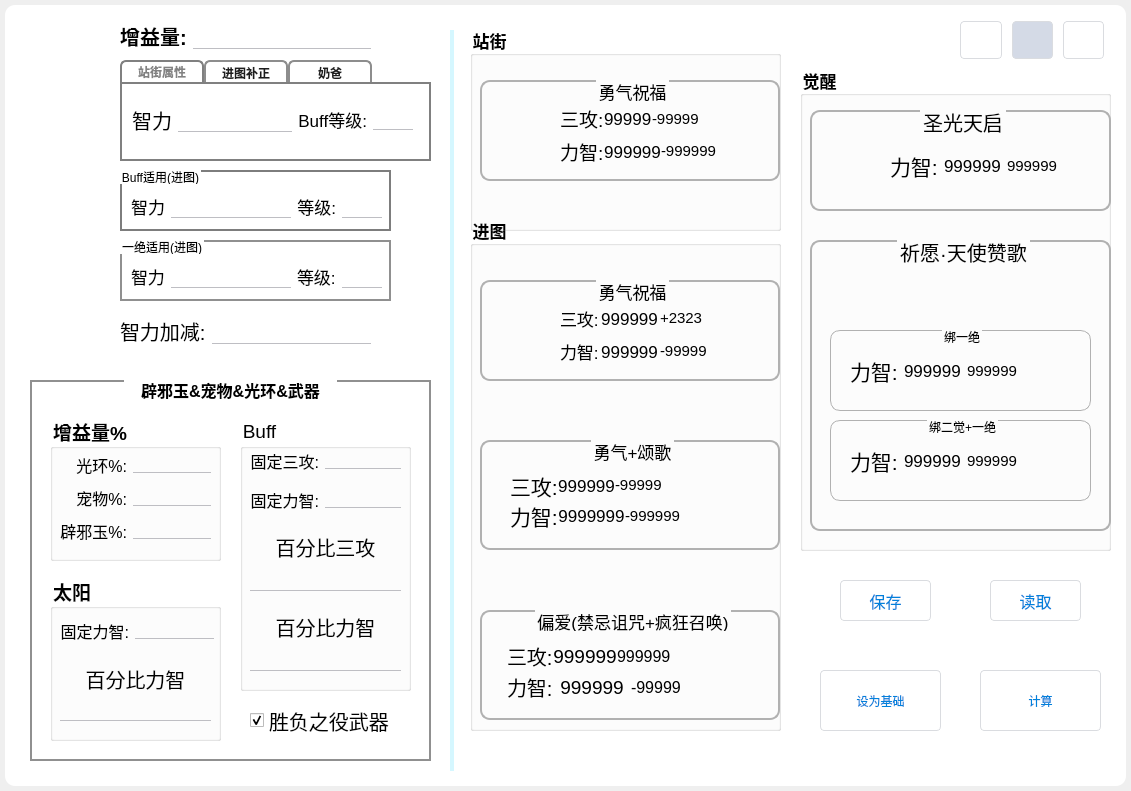
Above: uncompiled/UI.ui from Vixiu/count_buff before the change. Below: the same form after it.
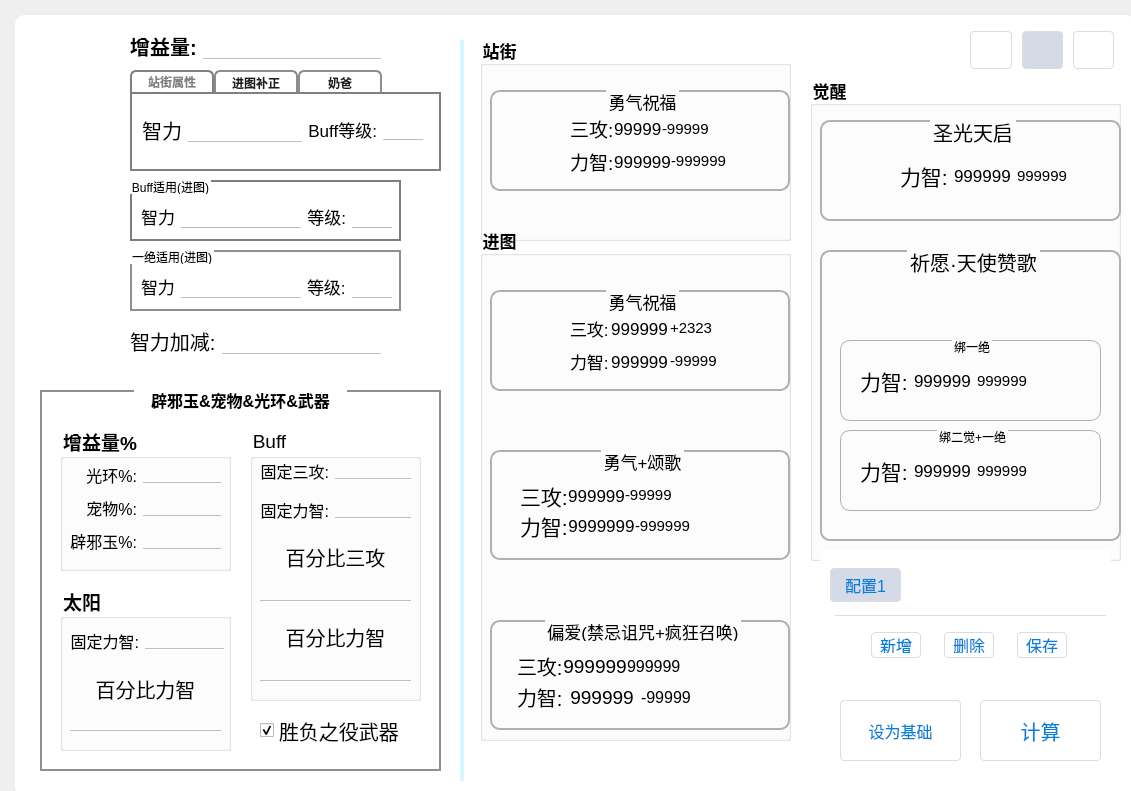
That is the form after the change. Icons and pictures are not drawn.

Commit message: 读取与保存

The edit to the form file:
```diff
--- a/uncompiled/UI.ui
+++ b/uncompiled/UI.ui
@@ -31,8 +31,8 @@
    </property>
    <property name="geometry">
     <rect>
-     <x>0</x>
-     <y>0</y>
+     <x>10</x>
+     <y>10</y>
      <width>1131</width>
      <height>791</height>
     </rect>
@@ -144,12 +144,19 @@
    <widget class="QPushButton" name="button_count">
     <property name="geometry">
      <rect>
-      <x>980</x>
-      <y>670</y>
+      <x>970</x>
+      <y>690</y>
       <width>121</width>
       <height>61</height>
      </rect>
     </property>
+    <property name="font">
+     <font>
+      <pointsize>15</pointsize>
+      <weight>50</weight>
+      <bold>false</bold>
+     </font>
+    </property>
     <property name="text">
      <string>计算</string>
     </property>
@@ -160,12 +167,19 @@
     </property>
     <property name="geometry">
      <rect>
-      <x>820</x>
-      <y>670</y>
+      <x>830</x>
+      <y>690</y>
       <width>121</width>
       <height>61</height>
      </rect>
     </property>
+    <property name="font">
+     <font>
+      <pointsize>12</pointsize>
+      <weight>50</weight>
+      <bold>false</bold>
+     </font>
+    </property>
     <property name="text">
      <string>设为基础</string>
     </property>
@@ -395,10 +409,10 @@
    <widget class="QPushButton" name="button_save">
     <property name="geometry">
      <rect>
-      <x>840</x>
-      <y>580</y>
-      <width>91</width>
-      <height>41</height>
+      <x>1007</x>
+      <y>622</y>
+      <width>50</width>
+      <height>26</height>
      </rect>
     </property>
     <property name="font">
@@ -412,13 +426,13 @@
      <string>保存</string>
     </property>
    </widget>
-   <widget class="QPushButton" name="button_load">
+   <widget class="QPushButton" name="button_del">
     <property name="geometry">
      <rect>
-      <x>990</x>
-      <y>580</y>
-      <width>91</width>
-      <height>41</height>
+      <x>934</x>
+      <y>622</y>
+      <width>50</width>
+      <height>26</height>
      </rect>
     </property>
     <property name="font">
@@ -429,7 +443,7 @@
      </font>
     </property>
     <property name="text">
-     <string>读取</string>
+     <string>删除</string>
     </property>
    </widget>
    <widget class="QGroupBox" name="naima">
@@ -2791,6 +2805,109 @@
      </item>
     </layout>
    </widget>
+   <widget class="QScrollArea" name="scrollArea">
+    <property name="geometry">
+     <rect>
+      <x>810</x>
+      <y>540</y>
+      <width>291</width>
+      <height>71</height>
+     </rect>
+    </property>
+    <property name="styleSheet">
+     <string notr="true">QWidget{
+background-color:#ffffff;
+}</string>
+    </property>
+    <property name="frameShape">
+     <enum>QFrame::NoFrame</enum>
+    </property>
+    <property name="frameShadow">
+     <enum>QFrame::Plain</enum>
+    </property>
+    <property name="verticalScrollBarPolicy">
+     <enum>Qt::ScrollBarAlwaysOff</enum>
+    </property>
+    <property name="widgetResizable">
+     <bool>true</bool>
+    </property>
+    <widget class="QWidget" name="scrollAreaWidgetContents">
+     <property name="geometry">
+      <rect>
+       <x>0</x>
+       <y>0</y>
+       <width>291</width>
+       <height>71</height>
+      </rect>
+     </property>
+     <widget class="QWidget" name="widget_23" native="true">
+      <property name="geometry">
+       <rect>
+        <x>10</x>
+        <y>0</y>
+        <width>281</width>
+        <height>71</height>
+       </rect>
+      </property>
+      <property name="styleSheet">
+       <string notr="true">QWidget#widget_23{
+border-bottom: 1px solid #dadce0;
+margin: 5px
+}</string>
+      </property>
+      <widget class="QWidget" name="horizontalLayoutWidget">
+       <property name="geometry">
+        <rect>
+         <x>0</x>
+         <y>10</y>
+         <width>71</width>
+         <height>51</height>
+        </rect>
+       </property>
+       <layout class="QHBoxLayout" name="horizontalLayout_14">
+        <item>
+         <widget class="QPushButton" name="pushButton">
+          <property name="font">
+           <font>
+            <pointsize>12</pointsize>
+           </font>
+          </property>
+          <property name="styleSheet">
+           <string notr="true">QPushButton
+{ 
+	background:rgb(212, 218, 230);
+}</string>
+          </property>
+          <property name="text">
+           <string>配置1</string>
+          </property>
+         </widget>
+        </item>
+       </layout>
+      </widget>
+     </widget>
+    </widget>
+   </widget>
+   <widget class="QPushButton" name="button_add">
+    <property name="geometry">
+     <rect>
+      <x>861</x>
+      <y>622</y>
+      <width>50</width>
+      <height>26</height>
+     </rect>
+    </property>
+    <property name="font">
+     <font>
+      <pointsize>12</pointsize>
+      <weight>50</weight>
+      <bold>false</bold>
+     </font>
+    </property>
+    <property name="text">
+     <string>新增</string>
+    </property>
+   </widget>
    <zorder>layoutWidget</zorder>
    <zorder>layoutWidget</zorder>
    <zorder>left_widget</zorder>
@@ -2800,13 +2917,15 @@
    <zorder>groupBox_6</zorder>
    <zorder>layoutWidget_11</zorder>
    <zorder>button_save</zorder>
-   <zorder>button_load</zorder>
+   <zorder>button_del</zorder>
    <zorder>naima</zorder>
    <zorder>groupBox_4</zorder>
    <zorder>groupBox</zorder>
    <zorder>groupBox_9</zorder>
    <zorder>groupBox_3</zorder>
    <zorder>tabWidget</zorder>
+   <zorder>scrollArea</zorder>
+   <zorder>button_add</zorder>
   </widget>
  </widget>
  <resources>
```
The commit also changes 9 other files.
